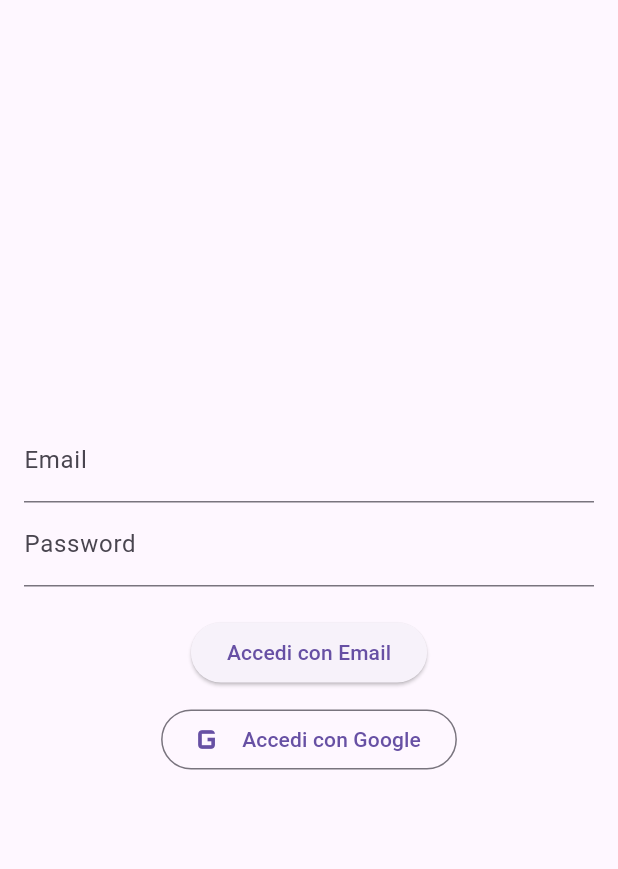
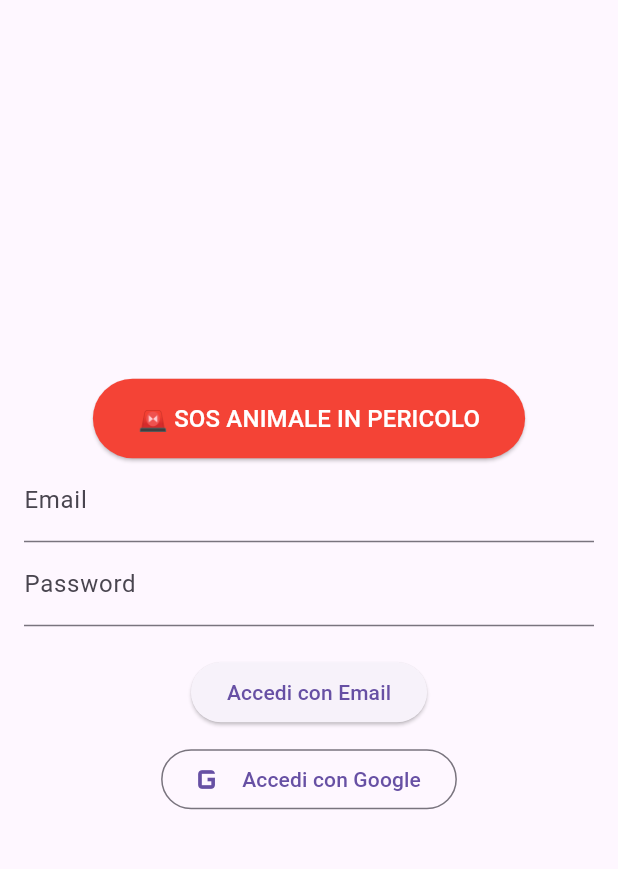
Before and after one commit to borbonico791926-it/mondo-pelosetti, a Flutter app: the screen it shows after launch, on a phone screen of 412 x 824 dp, the part 63-932 px from its top. Run offline on Flutter 3.47's test engine with Material 3 defaults, Android fonts, the phone set to English and light mode, and no system bars; our stand-ins replace supabase_flutter; accounts and stored records are empty.

Commit message:
Add SOS button to main.dart
Added an ElevatedButton for SOS functionality with navigation.

```diff
--- a/lib/main.dart
+++ b/lib/main.dart
@@ -100,6 +100,24 @@ class _LoginScreenState extends State<LoginScreen> {
         child: Column(
           mainAxisAlignment: MainAxisAlignment.center,
           children: [
+            ElevatedButton(
+  style: ElevatedButton.styleFrom(
+    backgroundColor: Colors.red,
+    padding: const EdgeInsets.symmetric(horizontal: 30, vertical: 15),
+  ),
+  onPressed: () {
+    Navigator.push(
+      context,
+      MaterialPageRoute(
+        builder: (context) => const SosScreen(),
+      ),
+    );
+  },
+  child: const Text(
+    "🚨 SOS ANIMALE IN PERICOLO",
+    style: TextStyle(fontSize: 16, color: Colors.white),
+  ),
+),
             TextField(
               controller: _emailController,
               decoration: const InputDecoration(labelText: 'Email'),
```
